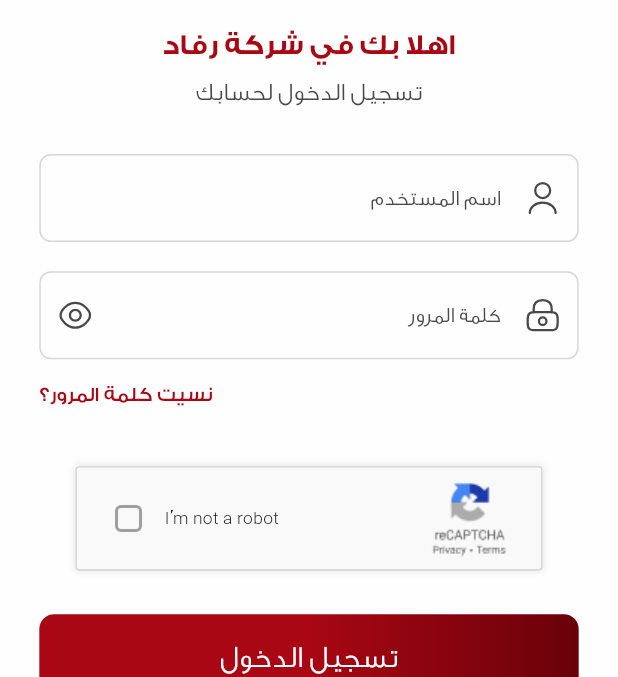
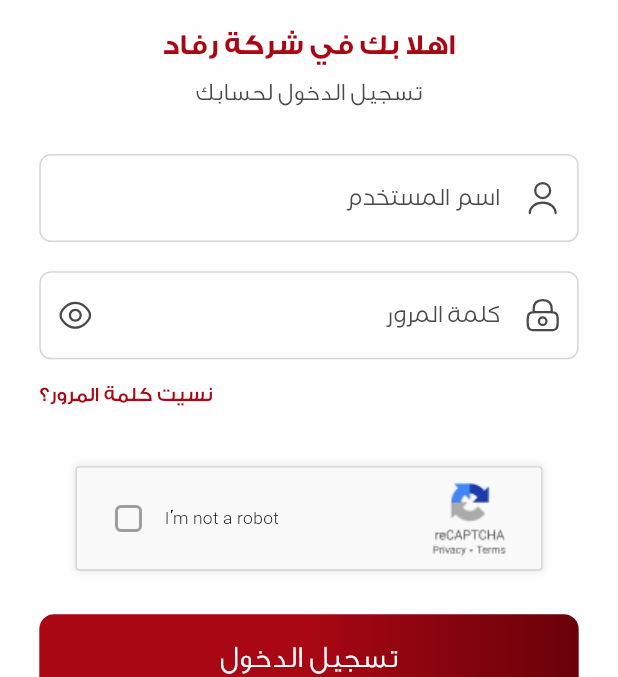
Before and after one commit to AhmadMahdaly/AL-Refadah_App, a Flutter app: the screen it shows after launch, on a phone screen of 412 x 824 dp, the part 156-833 px from its top. Run offline on Flutter 3.47's test engine with Material 3 defaults, Android fonts, the phone set to English and light mode, and no system bars; our stand-ins replace easy_localization, flutter_screenutil, flutter_svg; missing offline and left inert: flutter_verification_code.

Commit message:
Add font family 'FF Shamel Family' to CustomTextformfield text style

```diff
--- a/lib/utils/components/custom_textformfield.dart
+++ b/lib/utils/components/custom_textformfield.dart
@@ -59,6 +59,7 @@ class CustomTextformfield extends StatelessWidget {
           fontSize: 15.sp,
           color: const Color(0xFF494949),
           fontWeight: FontWeight.w300,
+          fontFamily: 'FF Shamel Family',
         ),
         suffixIcon: passwordIcon,
         prefixIcon: icon,
```
